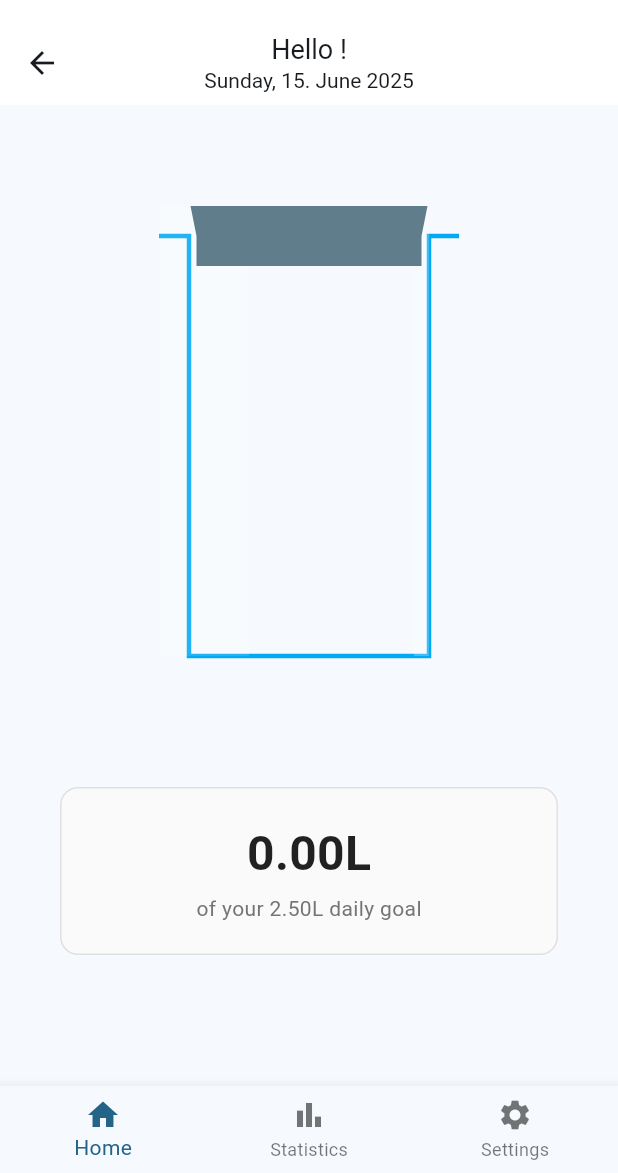
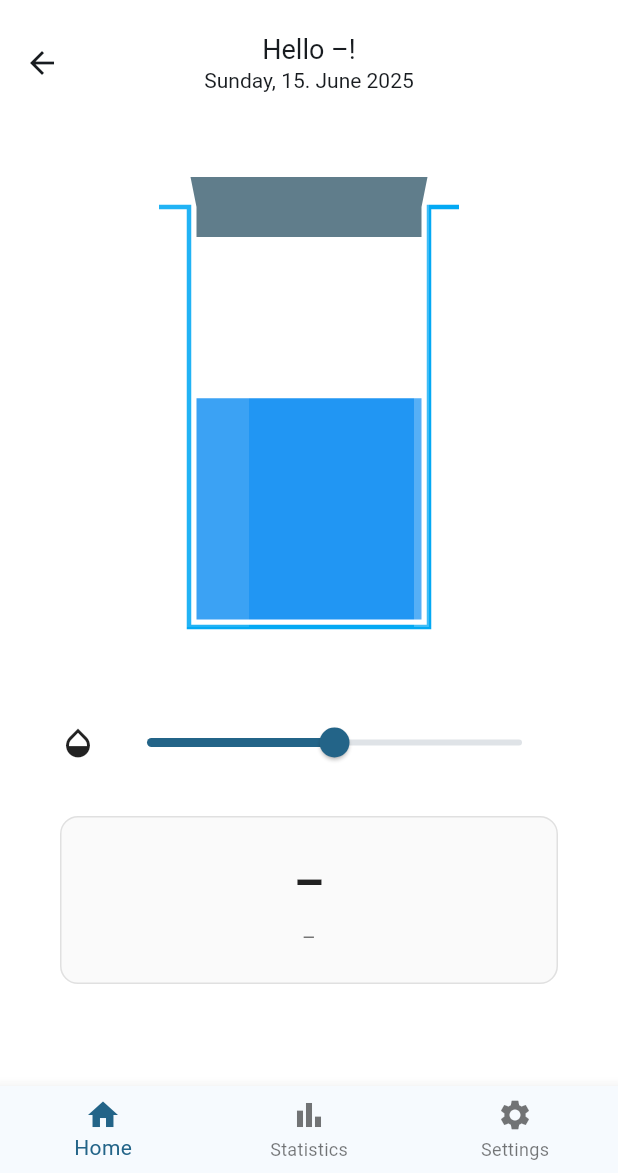
Before and after one commit to kvnlnk/swpm-smart-water-bottle, a Flutter app: the MainPage screen opened by its route, on a phone screen of 412 x 824 dp, the part 63-1236 px from its top. Run offline on Flutter 3.47's test engine with Material 3 defaults, Android fonts, the phone set to English and light mode, and no system bars; our stand-ins replace flutter_dotenv, supabase_flutter; missing offline and left inert: supabase_auth_ui; accounts and stored records are empty; network calls fail.

Commit message:
feat(user): add reactive user settings and store with Provider
- created `UserDataNotifier` based on ChangeNotifier for shared user state
- connected `main.dart` with Provider using ChangeNotifierProvider
- migrated `settings.dart` to update store after API fetch and PATCH
- updated `home.dart` to reactively display user data from shared store
- added automatic UI updates after profile changes without relog
- added support for updating water goal, weight, height and notifications

BREAKING CHANGE: user state now handled via Provider instead of static class

```diff
--- a/frontend/swpm_flutter_app/lib/pages/home.dart
+++ b/frontend/swpm_flutter_app/lib/pages/home.dart
@@ -1,8 +1,8 @@
 import 'package:flutter/material.dart';
 import 'package:intl/intl.dart';
-import 'package:supabase_flutter/supabase_flutter.dart';
-import 'package:swpm_flutter_app/controller/water_controller.dart';
 import '../components/water_bottle/water_bottle.dart';
+import 'package:provider/provider.dart';
+import 'package:swpm_flutter_app/store/user_data.dart';
 
 class Home extends StatefulWidget {
   const Home({Key? key}) : super(key: key);
@@ -12,53 +12,13 @@ class Home extends StatefulWidget {
 }
 
 class HomeState extends State<Home> {
-  final supabase = Supabase.instance.client;
-  final WaterController waterController = WaterController();
-  double waterConsumed = 0.0;
   double waterLevel = 0.5;
-  double dailyGoal = 2.5;
-  String? username;
-  bool isLoading = true;
-
-  @override
-  void initState() {
-    super.initState();
-    _loadUsername();
-    _loadWaterData();
-  }
-
-  void _loadUsername() {
-    final user = Supabase.instance.client.auth.currentUser;
-    if (user != null) {
-      setState(() {
-        username = user.userMetadata?['username'];
-      });
-    }
-  }
-
-  Future<void> _loadWaterData() async {
-    setState(() {
-      isLoading = true;
-    });
-
-    try {
-      final summary = await waterController.getDailySummary();
-      setState(() {
-        waterConsumed = summary['consumed'] ?? 0.0;
-        dailyGoal = summary['goal'] ?? 2.5;
-        isLoading = false;
-      });
-    } catch (e) {
-      setState(() {
-        isLoading = false;
-      });
-    }
-  }
 
   @override
   Widget build(BuildContext context) {
-    waterLevel =
-        dailyGoal > 0 ? (waterConsumed / dailyGoal).clamp(0.0, 1.0) : 0.0;
+    final userData = Provider.of<UserDataNotifier>(context);
+    final username = userData.username;
+    final dailyGoal = userData.dailyGoal;
 
     final plain = WaterBottle(
       waterColor: Colors.blue,
@@ -82,7 +42,9 @@ class HomeState extends State<Home> {
       child: Column(
         children: [
           Text(
-            "${(waterConsumed).toStringAsFixed(2)}L",
+            dailyGoal != null
+                ? "${(waterLevel * dailyGoal).toStringAsFixed(1)}L"
+                : "–",
             style: const TextStyle(
               fontSize: 32,
               fontWeight: FontWeight.bold,
@@ -91,8 +53,33 @@ class HomeState extends State<Home> {
           ),
           const SizedBox(height: 4),
           Text(
-            "of your ${dailyGoal.toStringAsFixed(2)}L daily goal",
+            dailyGoal != null
+                ? "of your ${dailyGoal.toStringAsFixed(1)}L daily goal"
+                : "–",
             style: TextStyle(fontSize: 14, color: Colors.grey[600]),
+          ),
+        ],
+      ),
+    );
+
+    final waterSlider = Padding(
+      padding: const EdgeInsets.symmetric(vertical: 5, horizontal: 40),
+      child: Row(
+        mainAxisAlignment: MainAxisAlignment.spaceBetween,
+        children: [
+          const Icon(Icons.opacity),
+          const SizedBox(width: 10),
+          Expanded(
+            child: Slider(
+              value: waterLevel,
+              max: 1.0,
+              min: 0.0,
+              onChanged: (value) {
+                setState(() {
+                  waterLevel = value;
+                });
+              },
+            ),
           ),
         ],
       ),
@@ -102,7 +89,8 @@ class HomeState extends State<Home> {
       appBar: AppBar(
         title: Column(
           children: [
-              Text("Hello $username!", style: const TextStyle(fontSize: 18)),
+            Text("Hello ${username ?? "–"}!",
+                style: const TextStyle(fontSize: 18)),
             Text(
               DateFormat('EEEE, dd. MMMM yyyy').format(DateTime.now()),
               style: const TextStyle(
@@ -115,17 +103,8 @@ class HomeState extends State<Home> {
         centerTitle: true,
         backgroundColor: Colors.white,
       ),
-        body: RefreshIndicator(
-          onRefresh: () => _loadWaterData(),
-          child: LayoutBuilder(
-            builder: (context, constraints) {
-              return SingleChildScrollView(
-                physics: const AlwaysScrollableScrollPhysics(),
-                child: ConstrainedBox(
-                  constraints: BoxConstraints(
-                    minHeight: constraints.maxHeight,
-                  ),
-                  child: IntrinsicHeight(
+      body: Container(
+        color: Colors.white,
         child: Column(
           mainAxisAlignment: MainAxisAlignment.center,
           crossAxisAlignment: CrossAxisAlignment.stretch,
@@ -133,15 +112,12 @@ class HomeState extends State<Home> {
             const Spacer(),
             bottle,
             const Spacer(),
+            waterSlider,
             waterDisplay,
             const Spacer(),
           ],
         ),
       ),
-                ),
     );
-            },
-          ),
-        ));
   }
 }
--- /dev/null
+++ b/frontend/swpm_flutter_app/lib/store/user_data.dart
@@ -0,0 +1,37 @@
+import 'package:flutter/material.dart';
+
+class UserDataNotifier extends ChangeNotifier {
+  String? _username;
+  double? _dailyGoal;
+  bool? _notificationsEnabled;
+
+  String? get username => _username;
+  double? get dailyGoal => _dailyGoal;
+  bool? get notificationsEnabled => _notificationsEnabled;
+
+  void updateFromJson(Map<String, dynamic> json) {
+    _username = json['username'];
+    _dailyGoal = (json['dailyGoalMl'] != null)
+        ? json['dailyGoalMl'] / 1000.0
+        : null;
+    _notificationsEnabled = json['notificationsEnabled'];
+    notifyListeners();
+  }
+
+  void updateDailyGoal(double value) {
+    _dailyGoal = value;
+    notifyListeners();
+  }
+
+  void updateNotifications(bool value) {
+    _notificationsEnabled = value;
+    notifyListeners();
+  }
+
+  void clear() {
+    _username = null;
+    _dailyGoal = null;
+    _notificationsEnabled = null;
+    notifyListeners();
+  }
+}
--- a/frontend/swpm_flutter_app/pubspec.yaml
+++ b/frontend/swpm_flutter_app/pubspec.yaml
@@ -39,6 +39,7 @@ dependencies:
   supabase_auth_ui: ^0.5.5
   http: ^1.0.0
   intl: ^0.18.1
+  provider: ^6.1.1 #store
 
 dev_dependencies:
   flutter_test:
```
Also changed, not shown: frontend/swpm_flutter_app/lib/main.dart (+10 -2 lines), frontend/swpm_flutter_app/lib/pages/settings.dart (+164 -53 lines), frontend/swpm_flutter_app/pubspec.lock, 1 other file. Lines whose indentation alone changed are shown as unchanged.
